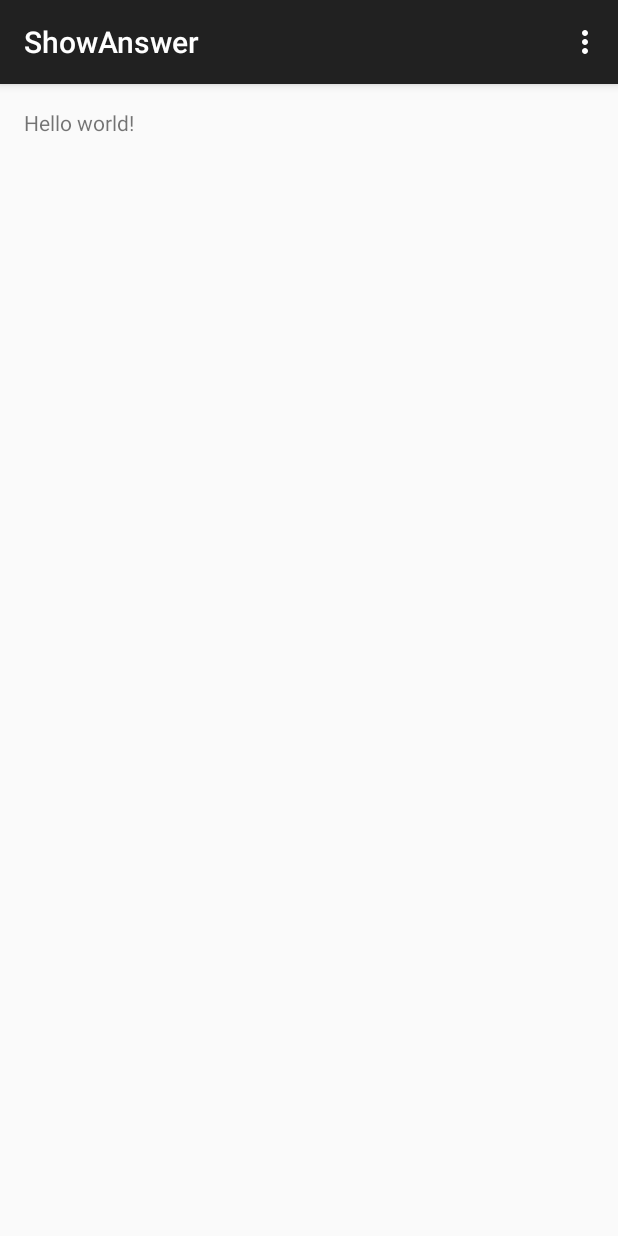
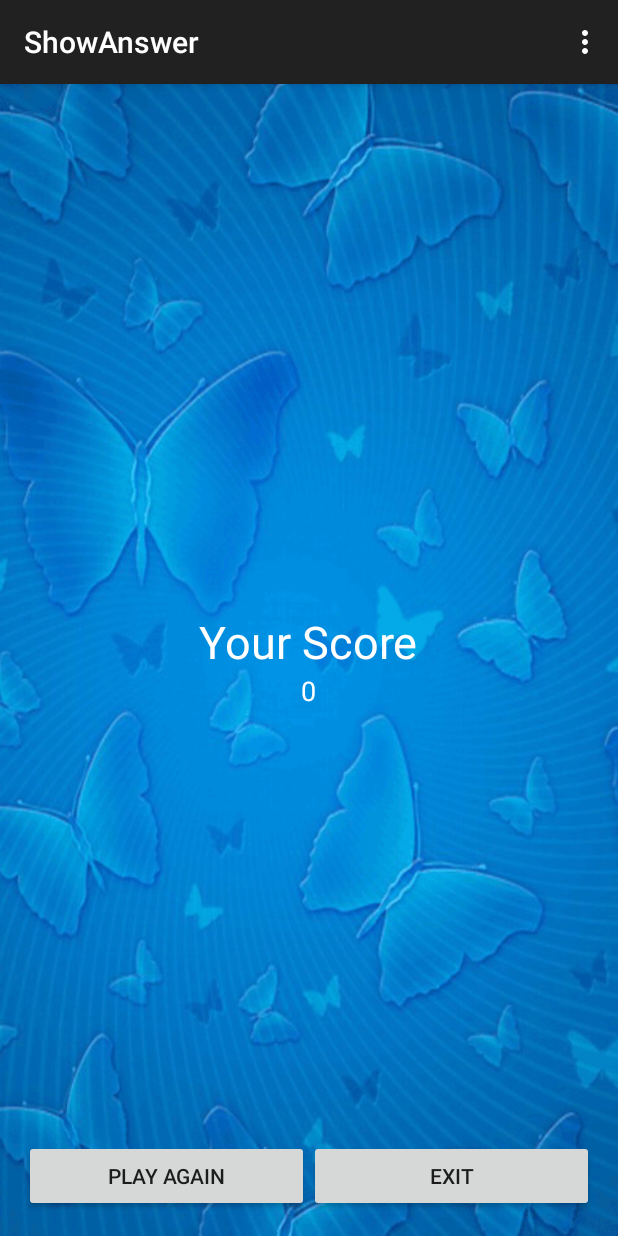
Before and after one commit to oppakub/WhatISThis-mac, an Android app: the ShowAnswer screen opened directly, with no data from a screen before it, on a phone screen of 412 x 824 dp. Run offline under Robolectric (Android 15) with nearby library versions, the phone set to English and light mode, and no system bars; 1 statement that could not run was skipped.

Commit message:
add show score

```diff
--- a/whatisthis/src/main/java/com/example/whatisthis_mac/whatisthis/ShowAnswer.java
+++ b/whatisthis/src/main/java/com/example/whatisthis_mac/whatisthis/ShowAnswer.java
@@ -4,14 +4,18 @@ import android.support.v7.app.ActionBarActivity;
 import android.os.Bundle;
 import android.view.Menu;
 import android.view.MenuItem;
+import android.widget.TextView;
 
 
 public class ShowAnswer extends ActionBarActivity {
+    private TextView txtShowScore;
 
     @Override
     protected void onCreate(Bundle savedInstanceState) {
         super.onCreate(savedInstanceState);
         setContentView(R.layout.activity_show_answer);
+        txtShowScore = (TextView) findViewById(R.id.txtShowScore);
+        txtShowScore.setText(String.valueOf(getIntent().getExtras().getInt("Score")));
     }
 
 
--- a/whatisthis/src/main/res/layout/activity_main.xml
+++ b/whatisthis/src/main/res/layout/activity_main.xml
@@ -25,7 +25,7 @@
         <ImageView
             android:layout_width="wrap_content"
             android:layout_height="wrap_content"
-            android:id="@+id/imgAnimal"
+            android:id="@+id/txtShowScore"
             android:src="@drawable/sheep"
             android:layout_gravity="center_horizontal" />
 
--- a/whatisthis/src/main/res/layout/activity_show_answer.xml
+++ b/whatisthis/src/main/res/layout/activity_show_answer.xml
@@ -6,11 +6,54 @@
     android:paddingRight="@dimen/activity_horizontal_margin"
     android:paddingTop="@dimen/activity_vertical_margin"
     android:paddingBottom="@dimen/activity_vertical_margin"
-    tools:context="com.example.whatisthis_mac.whatisthis.ShowAnswer">
+    tools:context="com.example.whatisthis_mac.whatisthis.ShowAnswer"
+    android:background="@drawable/bg9">
 
-    <TextView
-        android:text="@string/hello_world"
-        android:layout_width="wrap_content"
-        android:layout_height="wrap_content" />
+    <LinearLayout
+        android:orientation="vertical"
+        android:layout_width="fill_parent"
+        android:layout_height="wrap_content"
+        android:layout_centerVertical="true">
 
+        <TextView
+            android:layout_width="wrap_content"
+            android:layout_height="wrap_content"
+            android:textAppearance="?android:attr/textAppearanceLarge"
+            android:text="@string/score"
+            android:id="@+id/textView"
+            android:textColor="@color/text_color"
+            android:textSize="@dimen/header"
+            android:layout_gravity="center_horizontal" />
+
+        <TextView
+            android:layout_width="wrap_content"
+            android:layout_height="wrap_content"
+            android:textAppearance="?android:attr/textAppearanceMedium"
+            android:text="@string/def_score"
+            android:id="@+id/txtShowScore"
+            android:layout_gravity="center_horizontal"
+            android:textColor="@color/text_color" />
+    </LinearLayout>
+
+    <LinearLayout
+        android:orientation="horizontal"
+        android:layout_width="fill_parent"
+        android:layout_height="wrap_content"
+        android:layout_alignParentBottom="true"
+        android:layout_centerHorizontal="true">
+
+        <Button
+            android:layout_width="match_parent"
+            android:layout_height="wrap_content"
+            android:text="@string/playagain"
+            android:id="@+id/button"
+            android:layout_weight="1" />
+
+        <Button
+            android:layout_width="match_parent"
+            android:layout_height="wrap_content"
+            android:text="@string/exit"
+            android:id="@+id/button2"
+            android:layout_weight="1" />
+    </LinearLayout>
 </RelativeLayout>
--- a/whatisthis/src/main/res/values/strings.xml
+++ b/whatisthis/src/main/res/values/strings.xml
@@ -11,5 +11,9 @@
     <string name="app_header">What is This</string>
     <string name="answer">Answer</string>
     <string name="title_activity_show_answer">ShowAnswer</string>
+    <string name="score">Your Score</string>
+    <string name="def_score">0</string>
+    <string name="playagain">Play Again</string>
+    <string name="exit">Exit</string>
 
 </resources>
```
Also changed, not shown: whatisthis/src/main/java/com/example/whatisthis_mac/whatisthis/MainActivity.java (+29 -2 lines).
